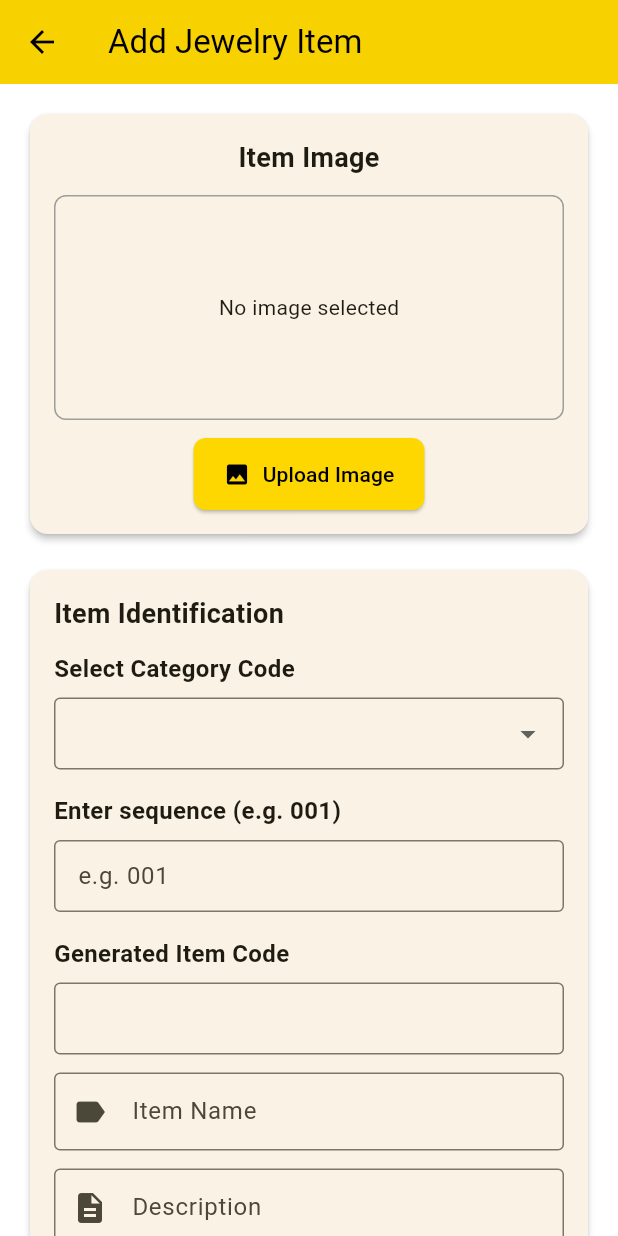
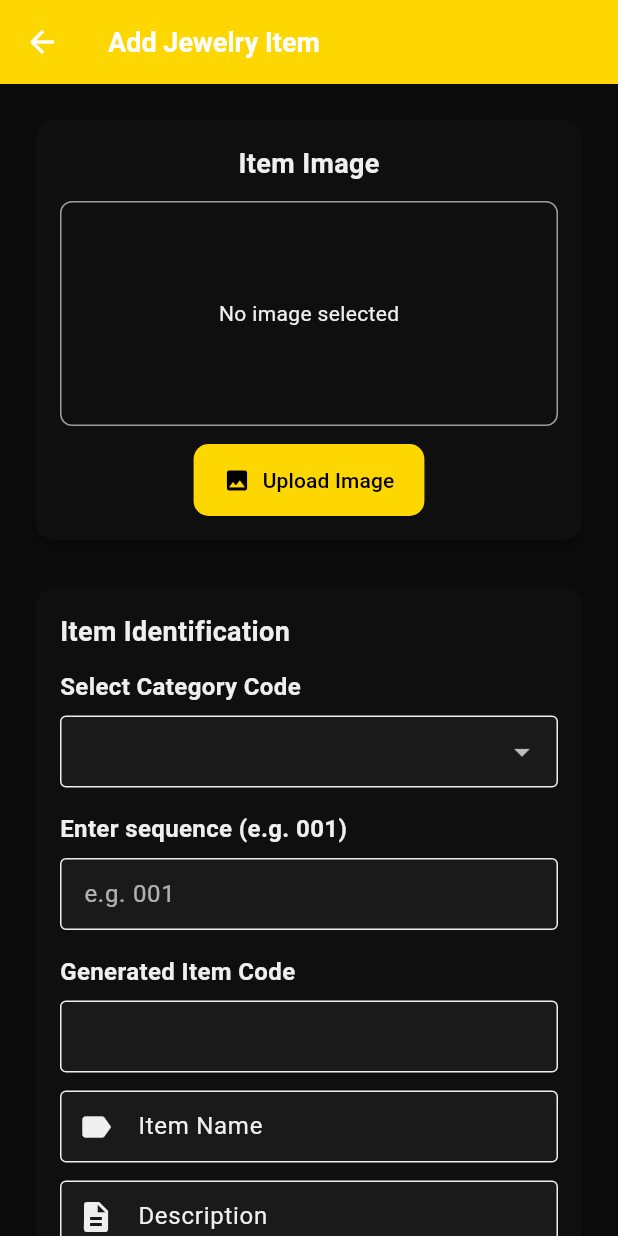
Before and after one commit to rosegoldsmithjewelry-art/jewelry-inventory-flutter, a Flutter app: the screen it shows after launch, item 2 of the bottom bar chosen, after a tap on the "add" icon, on a phone screen of 412 x 824 dp. Run offline on Flutter 3.47's test engine with Material 3 defaults, Android fonts, the phone set to English and light mode, and no system bars; our stand-ins replace cached_network_image, cross_file, dio, flutter_dotenv, image_picker, pdf and 1 more; network calls fail.

Commit message:
Polish UI: dark premium theme, search + category chips, refined ItemCard visuals

```diff
--- a/lib/screens/item_list_screen.dart
+++ b/lib/screens/item_list_screen.dart
@@ -17,6 +17,8 @@ class _ItemListScreenState extends State<ItemListScreen> {
   bool loading = true;
   String? selectedCategory;
   List<String> categories = [];
+  final TextEditingController searchController = TextEditingController();
+  String searchQuery = '';
 
   @override
   void initState() {
@@ -35,17 +37,8 @@ class _ItemListScreenState extends State<ItemListScreen> {
   Widget build(BuildContext context) {
     return Scaffold(
       appBar: AppBar(
-        title: Row(
-          children: [
-            Image.asset(
-              'assets/rosegoldsmith.png',
-              width: 36,
-              height: 36,
-            ),
-            const SizedBox(width: 12),
-            const Text('Jewelry Inventory'),
-          ],
-        ),
+        title: const Text('Rosegoldsmith & Jewelry'),
+        centerTitle: false,
       ),
       body: loading
           ? const Center(child: CircularProgressIndicator())
@@ -54,29 +47,53 @@ class _ItemListScreenState extends State<ItemListScreen> {
               child: Column(
                 children: [
                   Padding(
-                    padding: const EdgeInsets.all(8.0),
-                    child: Row(
+                    padding: const EdgeInsets.symmetric(horizontal: 12.0, vertical: 8.0),
+                    child: Column(
                       children: [
-                        Expanded(
-                          child: DropdownButtonFormField<String>(
-                            value: selectedCategory,
-                            decoration: const InputDecoration(
-                              labelText: 'Category',
-                              border: OutlineInputBorder(),
-                            ),
-                            items: [
-                              const DropdownMenuItem<String>(
-                                value: null,
-                                child: Text('All Categories'),
+                        TextField(
+                          controller: searchController,
+                          decoration: InputDecoration(
+                            hintText: 'Search by name, code or material',
+                            prefixIcon: const Icon(Icons.search),
+                            suffixIcon: searchQuery.isNotEmpty
+                                ? IconButton(
+                                    icon: const Icon(Icons.clear),
+                                    onPressed: () {
+                                      searchController.clear();
+                                      setState(() => searchQuery = '');
+                                    },
+                                  )
+                                : null,
+                          ),
+                          onChanged: (v) => setState(() => searchQuery = v.trim()),
+                        ),
+                        const SizedBox(height: 8),
+                        SizedBox(
+                          height: 40,
+                          child: ListView(
+                            scrollDirection: Axis.horizontal,
+                            children: [
+                              Padding(
+                                padding: const EdgeInsets.only(right: 8.0),
+                                child: ChoiceChip(
+                                  label: const Text('All'),
+                                  selected: selectedCategory == null,
+                                  onSelected: (_) => setState(() => selectedCategory = null),
+                                ),
                               ),
-                              ...categories.map((cat) => DropdownMenuItem<String>(
-                                value: cat,
-                                child: Text(cat),
-                              )),
+                              ...categories.map((cat) {
+                                final selected = selectedCategory == cat;
+                                return Padding(
+                                  padding: const EdgeInsets.only(right: 8.0),
+                                  child: ChoiceChip(
+                                    label: Text(cat),
+                                    selected: selected,
+                                    selectedColor: Theme.of(context).colorScheme.primary.withOpacity(0.15),
+                                    onSelected: (_) => setState(() => selectedCategory = selected ? null : cat),
+                                  ),
+                                );
+                              }).toList(),
                             ],
-                            onChanged: (value) {
-                              setState(() => selectedCategory = value);
-                            },
                           ),
                         ),
                       ],
@@ -85,9 +102,18 @@ class _ItemListScreenState extends State<ItemListScreen> {
                   Expanded(
                     child: LayoutBuilder(
                       builder: (context, constraints) {
-                        final displayedItems = selectedCategory == null
-                            ? items
-                            : items.where((item) => item['category'] == selectedCategory).toList();
+            final base = selectedCategory == null
+              ? items
+              : items.where((item) => item['category'] == selectedCategory).toList();
+            final displayedItems = searchQuery.isEmpty
+              ? base
+              : base.where((item) {
+                final q = searchQuery.toLowerCase();
+                final name = (item['itemName'] ?? '').toString().toLowerCase();
+                final code = (item['itemCode'] ?? '').toString().toLowerCase();
+                final material = (item['material'] ?? '').toString().toLowerCase();
+                return name.contains(q) || code.contains(q) || material.contains(q);
+                }).toList();
                         int crossAxisCount = constraints.maxWidth > 600 ? 3 : 2;
                         return GridView.builder(
                           padding: const EdgeInsets.all(8.0),
--- a/lib/theme.dart
+++ b/lib/theme.dart
@@ -3,55 +3,77 @@ import 'package:flutter/material.dart';
 class AppTheme {
   // Core brand colors (Black / White / Gold)
   static const Color gold = Color(0xFFFFD700);
+  static const Color goldDark = Color(0xFFB8860B);
   static const Color white = Color(0xFFFFFFFF);
-  static const Color black = Color(0xFF000000);
-  static const Color accent = Color(0xFFB8860B); // darker gold
-  static const Color textPrimary = black;
+  static const Color black = Color(0xFF0B0B0B);
+  static const Color textOnDark = Color(0xFFEFEFEF);
 
   static ThemeData get themeData {
-    final colorScheme = ColorScheme.fromSeed(
-      seedColor: gold,
+    final colorScheme = ColorScheme(
+      brightness: Brightness.dark,
       primary: gold,
-      secondary: accent,
-      brightness: Brightness.light,
+      onPrimary: black,
+      secondary: goldDark,
+      onSecondary: white,
+      error: Colors.redAccent,
+      onError: white,
+      background: black,
+      onBackground: textOnDark,
+      surface: const Color(0xFF121212),
+      onSurface: textOnDark,
     );
 
-    return ThemeData.from(colorScheme: colorScheme).copyWith(
+    return ThemeData(
+      colorScheme: colorScheme,
+      brightness: Brightness.dark,
       primaryColor: gold,
-      scaffoldBackgroundColor: white,
+      scaffoldBackgroundColor: black,
       appBarTheme: AppBarTheme(
+        backgroundColor: Colors.black,
+        foregroundColor: textOnDark,
+        elevation: 2,
+        titleTextStyle: const TextStyle(fontSize: 18, fontWeight: FontWeight.bold, color: Colors.white),
+        iconTheme: const IconThemeData(color: Colors.white),
+      ),
+      floatingActionButtonTheme: const FloatingActionButtonThemeData(
         backgroundColor: gold,
-        foregroundColor: textPrimary,
-        elevation: 1,
+        foregroundColor: Colors.black,
       ),
-      floatingActionButtonTheme: FloatingActionButtonThemeData(
-        backgroundColor: gold,
-        foregroundColor: textPrimary,
+      inputDecorationTheme: InputDecorationTheme(
+        filled: true,
+        fillColor: const Color(0xFF1A1A1A),
+        border: OutlineInputBorder(borderRadius: BorderRadius.circular(10.0), borderSide: BorderSide.none),
+        focusedBorder: OutlineInputBorder(
+          borderRadius: BorderRadius.circular(10.0),
+          borderSide: BorderSide(color: gold.withOpacity(0.9)),
+        ),
+        contentPadding: const EdgeInsets.symmetric(horizontal: 14, vertical: 12),
+        hintStyle: TextStyle(color: textOnDark.withOpacity(0.7)),
       ),
-  // useMaterial3 is managed by the ThemeData constructors; avoid setting here to satisfy new lints.
-      inputDecorationTheme: InputDecorationTheme(
-        border: OutlineInputBorder(borderRadius: BorderRadius.circular(8.0)),
-        focusedBorder: OutlineInputBorder(
-          borderRadius: BorderRadius.circular(8.0),
-          borderSide: BorderSide(color: Color.fromARGB(230, 255, 215, 0)),
-        ),
-        contentPadding: const EdgeInsets.symmetric(horizontal: 12, vertical: 14),
+      textTheme: const TextTheme(
+        bodyLarge: TextStyle(color: textOnDark),
+        bodyMedium: TextStyle(color: textOnDark),
+        titleMedium: TextStyle(color: textOnDark, fontWeight: FontWeight.w600),
       ),
       elevatedButtonTheme: ElevatedButtonThemeData(
         style: ElevatedButton.styleFrom(
           backgroundColor: gold,
-          foregroundColor: textPrimary,
-          shape: RoundedRectangleBorder(borderRadius: BorderRadius.circular(8)),
+          foregroundColor: Colors.black,
+          shape: RoundedRectangleBorder(borderRadius: BorderRadius.circular(10)),
           padding: const EdgeInsets.symmetric(vertical: 14, horizontal: 20),
         ),
       ),
-      outlinedButtonTheme: OutlinedButtonThemeData(
-        style: OutlinedButton.styleFrom(
-          foregroundColor: textPrimary,
-          side: BorderSide(color: Color.fromARGB(204, 255, 215, 0)),
-          shape: RoundedRectangleBorder(borderRadius: BorderRadius.circular(8)),
-        ),
+      cardTheme: CardTheme(
+        color: const Color(0xFF0F0F0F),
+        shape: RoundedRectangleBorder(borderRadius: BorderRadius.circular(12)),
+        elevation: 4,
+        margin: const EdgeInsets.all(8),
       ),
+      snackBarTheme: SnackBarThemeData(
+        backgroundColor: const Color(0xFF1B1B1B),
+        contentTextStyle: const TextStyle(color: textOnDark),
+      ),
+      iconTheme: const IconThemeData(color: Colors.white70),
     );
   }
 }
```
Also changed, not shown: lib/widgets/item_card.dart (+21 -7 lines).
